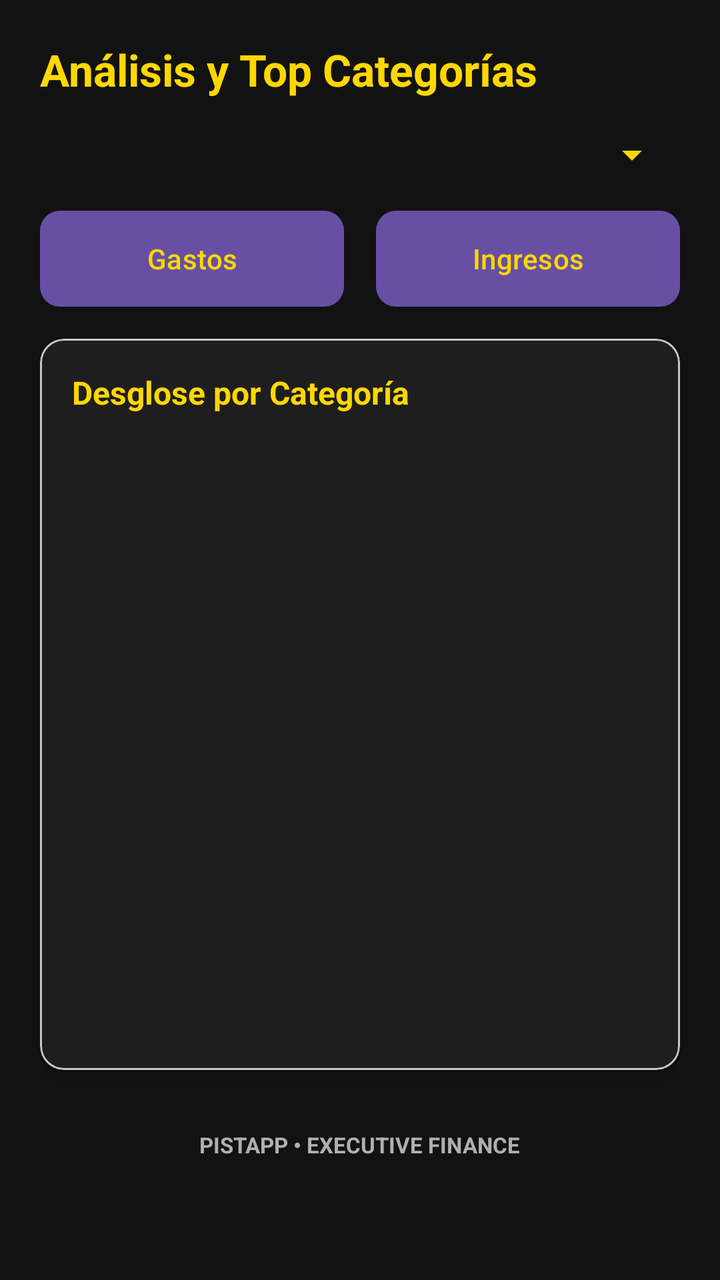
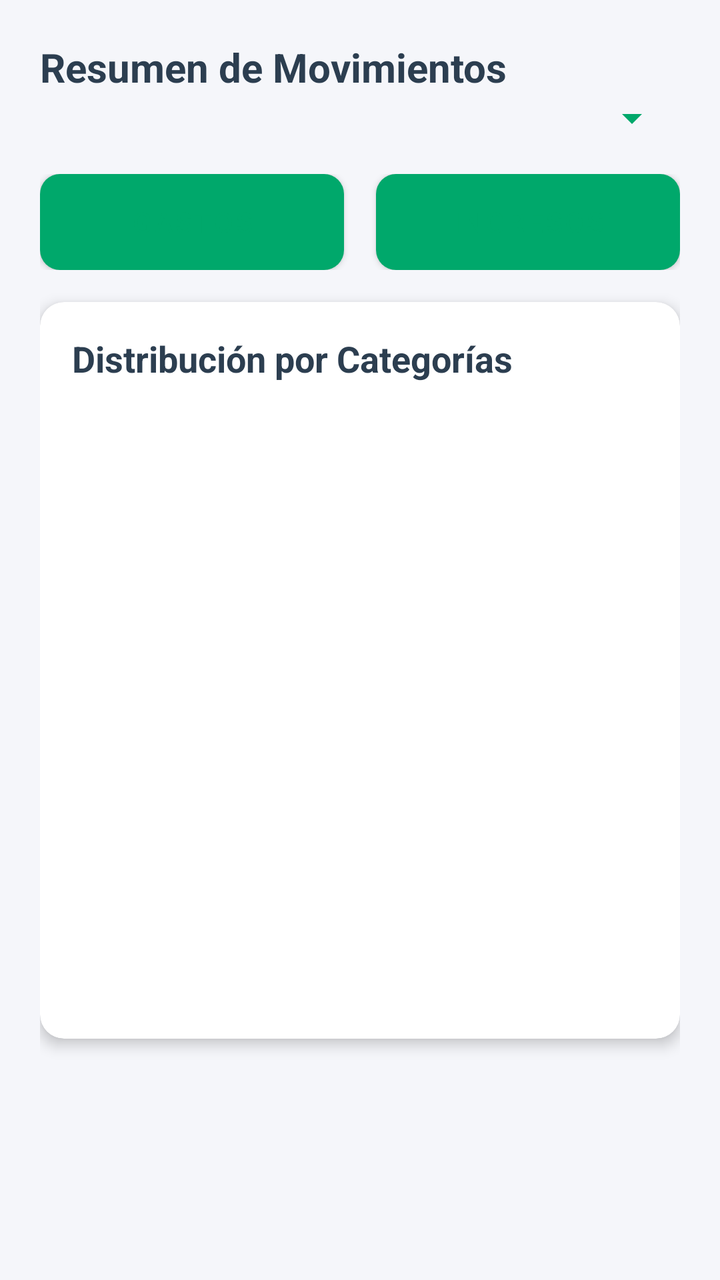

The first picture is an Android layout as it rendered before a commit; the second is the same layout after the commit. The layout source and the unified diff follow.
<!-- AndroidManifest.xml: application theme Theme.ControlIngresosGastos -->
<!-- res/layout/activity_analisis.xml -->
<?xml version="1.0" encoding="utf-8"?>
<ScrollView xmlns:android="http://schemas.android.com/apk/res/android"
    xmlns:app="http://schemas.android.com/apk/res-auto"
    android:layout_width="match_parent"
    android:layout_height="match_parent"
    android:background="@color/banco_background"
    android:fillViewport="true">

    <LinearLayout
        android:layout_width="match_parent"
        android:layout_height="wrap_content"
        android:orientation="vertical"
        android:padding="20dp">

        
        <TextView
            android:layout_width="wrap_content"
            android:layout_height="wrap_content"
            android:text="Análisis y Top Categorías"
            android:textSize="22sp"
            android:textStyle="bold"
            android:textColor="@color/banco_text_main"
            android:layout_marginBottom="16dp"/>

        
        <Spinner
            android:id="@+id/spinnerMeses"
            android:layout_width="match_parent"
            android:layout_height="wrap_content"
            android:backgroundTint="@color/banco_text_main"
            android:layout_marginBottom="16dp"/>

        
        <LinearLayout
            android:layout_width="match_parent"
            android:layout_height="wrap_content"
            android:orientation="horizontal"
            android:weightSum="2"
            android:layout_marginBottom="16dp">

            <Button
                android:id="@+id/btnTabGastos"
                android:layout_width="0dp"
                android:layout_height="wrap_content"
                android:layout_weight="1"
                android:text="Gastos"
                android:background="@drawable/btn_fondo_redondeado"
                android:textColor="@color/banco_text_main"
                android:layout_marginEnd="8dp"/>

            <Button
                android:id="@+id/btnTabIngresos"
                android:layout_width="0dp"
                android:layout_height="wrap_content"
                android:layout_weight="1"
                android:text="Ingresos"
                android:background="@drawable/btn_fondo_redondeado"
                android:textColor="@color/banco_text_main"
                android:layout_marginStart="8dp"/>
        </LinearLayout>

        
        <com.google.android.material.card.MaterialCardView
            android:layout_width="match_parent"
            android:layout_height="wrap_content"
            android:layout_marginBottom="16dp"
            app:cardCornerRadius="12dp"
            app:cardElevation="4dp"
            app:cardBackgroundColor="@color/banco_card">

            <LinearLayout
                android:layout_width="match_parent"
                android:layout_height="wrap_content"
                android:orientation="vertical"
                android:padding="16dp">

                <TextView
                    android:layout_width="wrap_content"
                    android:layout_height="wrap_content"
                    android:text="Desglose por Categoría"
                    android:textSize="16sp"
                    android:textStyle="bold"
                    android:textColor="@color/banco_text_main"
                    android:layout_marginBottom="12dp"/>

                
                <ListView
                    android:id="@+id/listViewCategorias"
                    android:layout_width="match_parent"
                    android:layout_height="300dp"
                    android:divider="@color/banco_background"
                    android:dividerHeight="4dp"/>
            </LinearLayout>
        </com.google.android.material.card.MaterialCardView>

        
        <LinearLayout
            android:layout_width="match_parent"
            android:layout_height="wrap_content"
            android:orientation="horizontal"
            android:gravity="center"
            android:layout_marginTop="8dp">

            <TextView
                android:layout_width="wrap_content"
                android:layout_height="wrap_content"
                android:text=" PISTAPP • EXECUTIVE FINANCE "
                android:textStyle="bold"
                android:textSize="11sp"
                android:textColor="@color/banco_text_muted"
                android:padding="6dp"/>
        </LinearLayout>

    </LinearLayout>
</ScrollView>
<!-- resources referenced by this layout -->
<resources>
  <color name="banco_background">#121212</color>
  <color name="banco_card">#1E1E1E</color>
  <color name="banco_text_main">#FFD700</color>
  <color name="banco_text_muted">#B0B0B0</color>
  <!-- drawable btn_fondo_redondeado (drawable) -->
  <?xml version="1.0" encoding="utf-8"?>
  <shape xmlns:android="http://schemas.android.com/apk/res/android"
      android:shape="rectangle">
      <solid android:color="#0F766E"/> 
      <corners android:radius="10dp"/>
  </shape>
  <style name="Theme.ControlIngresosGastos" parent="Base.Theme.ControlIngresosGastos" />
  <style name="Base.Theme.ControlIngresosGastos" parent="Theme.Material3.DayNight.NoActionBar">
          
          
      </style>
</resources>

<!-- the commit's change to res/layout/activity_analisis.xml (unified diff, before → after) -->
@@ -16,12 +16,10 @@
         <TextView
             android:layout_width="wrap_content"
             android:layout_height="wrap_content"
-            android:text="Análisis y Top Categorías"
-            android:textSize="22sp"
+            android:text="Resumen de Movimientos"
+            android:textSize="20sp"
             android:textStyle="bold"
-            android:textColor="@color/banco_text_main"
-            android:layout_marginBottom="16dp"/>
-
+            android:textColor="#2C3E50" /> 
         
         <Spinner
             android:id="@+id/spinnerMeses"
@@ -77,13 +75,14 @@
                 <TextView
                     android:layout_width="wrap_content"
                     android:layout_height="wrap_content"
-                    android:text="Desglose por Categoría"
-                    android:textSize="16sp"
+                    android:text="Distribución por Categorías"
+                    android:textSize="18sp"
                     android:textStyle="bold"
-                    android:textColor="@color/banco_text_main"
+                    android:textColor="#2C3E50"
                     android:layout_marginBottom="12dp"/>
 
                 
+
                 <ListView
                     android:id="@+id/listViewCategorias"
                     android:layout_width="match_parent"
@@ -93,23 +92,5 @@
             </LinearLayout>
         </com.google.android.material.card.MaterialCardView>
 
-        
-        <LinearLayout
-            android:layout_width="match_parent"
-            android:layout_height="wrap_content"
-            android:orientation="horizontal"
-            android:gravity="center"
-            android:layout_marginTop="8dp">
-
-            <TextView
-                android:layout_width="wrap_content"
-                android:layout_height="wrap_content"
-                android:text=" PISTAPP • EXECUTIVE FINANCE "
-                android:textStyle="bold"
-                android:textSize="11sp"
-                android:textColor="@color/banco_text_muted"
-                android:padding="6dp"/>
-        </LinearLayout>
-
     </LinearLayout>
 </ScrollView>
<!-- resource entries referenced after the edit -->
@@ -1,9 +1,8 @@
 <!-- resources referenced by this layout -->
 <resources>
-  <color name="banco_background">#121212</color>
-  <color name="banco_card">#1E1E1E</color>
-  <color name="banco_text_main">#FFD700</color>
-  <color name="banco_text_muted">#B0B0B0</color>
+  <color name="banco_background">#F5F6FA</color>
+  <color name="banco_card">#FFFFFF</color>
+  <color name="banco_text_main">#00A86B</color>
   <!-- drawable btn_fondo_redondeado (drawable) -->
   <?xml version="1.0" encoding="utf-8"?>
   <shape xmlns:android="http://schemas.android.com/apk/res/android"
@@ -11,10 +10,17 @@
       <solid android:color="#0F766E"/> 
       <corners android:radius="10dp"/>
   </shape>
-  <style name="Theme.ControlIngresosGastos" parent="Base.Theme.ControlIngresosGastos" />
-  <style name="Base.Theme.ControlIngresosGastos" parent="Theme.Material3.DayNight.NoActionBar">
+  <style name="Theme.ControlIngresosGastos" parent="Theme.MaterialComponents.Light.NoActionBar">
           
+          <item name="colorPrimary">@color/verdeIngreso</item>
+          <item name="colorPrimaryVariant">@color/verdeIngreso</item>
+          <item name="colorOnPrimary">@color/banco_card</item>
+  
           
+          <item name="colorSecondary">@color/doradoBalance</item>
+          <item name="colorOnSecondary">@color/banco_card</item>
       </style>
+  <color name="verdeIngreso">#00A86B</color>
+  <color name="doradoBalance">#2980B9</color>
 </resources>
 
